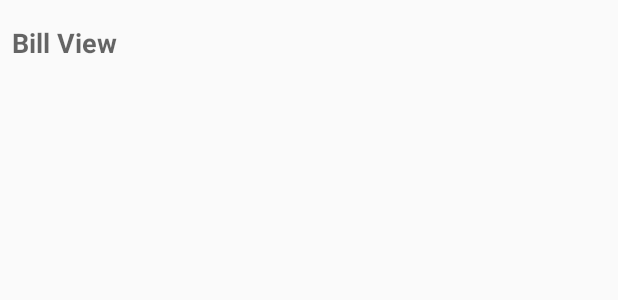
After one commit to SCCapstone/TabDab, an Android app: the layout activity_bill_view.xml on its own in the app's theme, with its tools: preview values and no code run, on a phone screen of 412 x 824 dp. The commit adds this screen. Shown: the top 300 px of the screen. Run offline under Robolectric (Android 15) with nearby library versions, the phone set to English and light mode, and no system bars.

```diff
--- /dev/null
+++ b/app/src/main/res/layout/activity_bill_view.xml
@@ -0,0 +1,32 @@
+<?xml version="1.0" encoding="utf-8"?>
+<androidx.constraintlayout.widget.ConstraintLayout xmlns:android="http://schemas.android.com/apk/res/android"
+    xmlns:app="http://schemas.android.com/apk/res-auto"
+    xmlns:tools="http://schemas.android.com/tools"
+    android:layout_width="match_parent"
+    android:layout_height="match_parent"
+    tools:context=".BillView">
+
+    <TextView
+        android:id="@+id/text_header"
+        android:layout_width="wrap_content"
+        android:layout_height="wrap_content"
+        android:layout_marginStart="8dp"
+        android:layout_marginLeft="8dp"
+        android:layout_marginTop="16dp"
+        android:text="@string/bill_view_header"
+        android:textAppearance="@style/TextAppearance.AppCompat.Medium"
+        android:textStyle="bold"
+        app:layout_constraintStart_toStartOf="parent"
+        app:layout_constraintTop_toTopOf="parent"
+        tools:ignore="HardcodedText" />
+
+    <TextView
+    android:id="@+id/text_message"
+    android:layout_width="wrap_content"
+    android:layout_height="wrap_content"
+    android:layout_marginStart="8dp"
+    android:layout_marginTop="8dp"
+    app:layout_constraintStart_toStartOf="parent"
+    app:layout_constraintTop_toBottomOf="@+id/text_header" />
+
+</androidx.constraintlayout.widget.ConstraintLayout>
--- a/app/src/main/res/values/strings.xml
+++ b/app/src/main/res/values/strings.xml
@@ -1,3 +1,5 @@
 <resources>
     <string name="app_name">TabDab</string>
+    <string name="bill_view">Bill View</string>
+    <string name="bill_view_header">Bill View</string>
 </resources>
```
Also changed, not shown: app/src/main/AndroidManifest.xml (+11 -2 lines), app/src/main/java/com/example/tabdab/BillView.java (added, +21 -0 lines), app/src/main/java/com/example/tabdab/MainActivity.java (+9 -0 lines).
